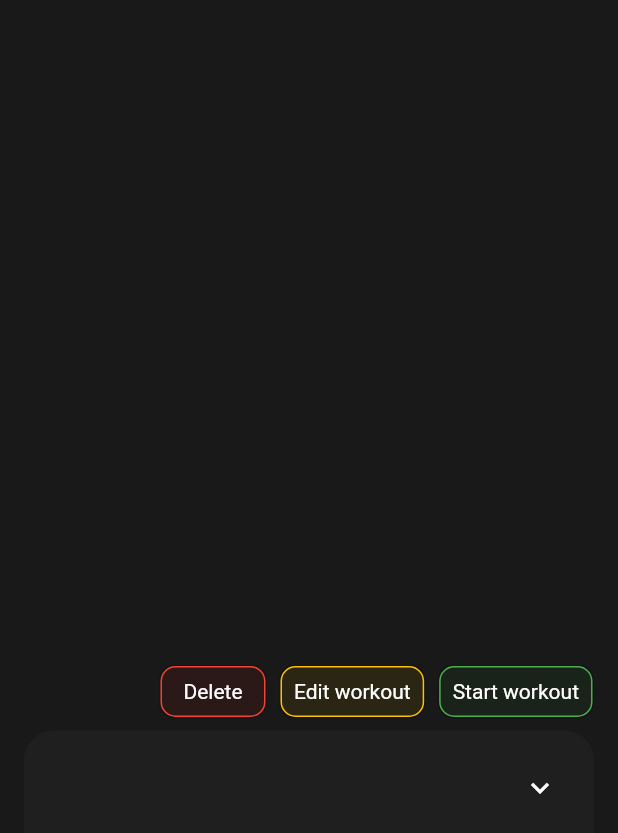
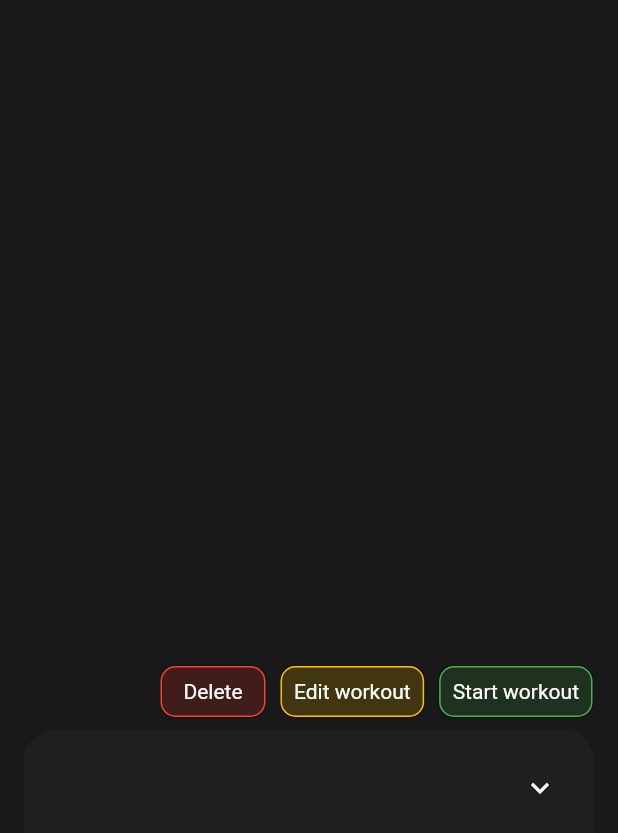
Before and after one commit to PeppeOsmio/lift_tracker, a Flutter app: the MenuWorkoutCard screen opened directly with empty values, on a phone screen of 412 x 824 dp. Shown: the top 833 px of the screen. Run offline on Flutter 3.47's test engine with Material 2 defaults, Android fonts, the phone set to English and light mode, and no system bars; our stand-ins replace flutter_riverpod, fluttericon, fluttertoast, sqflite; missing offline and left inert: curved_animation_controller; accounts and stored records are empty; statements that could not run were skipped.

Commit message:
changed color of buttons

```diff
--- a/lib/ui/widgets.dart
+++ b/lib/ui/widgets.dart
@@ -166,7 +166,7 @@ class CardMenuButton extends StatelessWidget {
           width: width,
           padding: const EdgeInsets.all(8),
           decoration: BoxDecoration(
-              color: backgroundColor,
+              color: backgroundColor.withAlpha(50),
               border: Border.all(color: borderColor),
               borderRadius: BorderRadius.circular(10)),
           child: Center(
```
